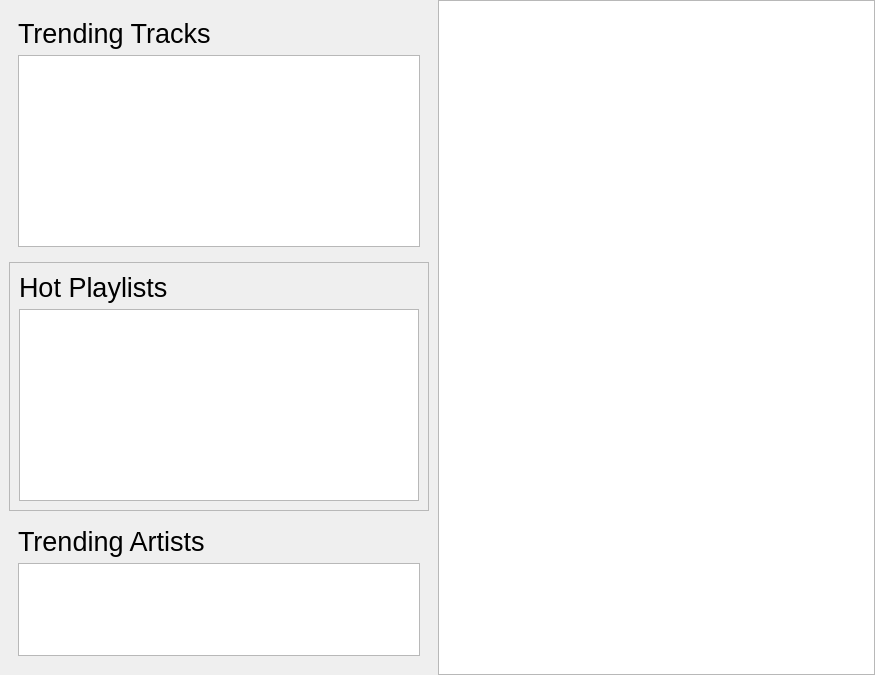
This is src/viewpages/networkactivity/NetworkActivityWidget.ui in tomahawk-player/tomahawk as Qt 5 draws it before an edit. The edited form follows.
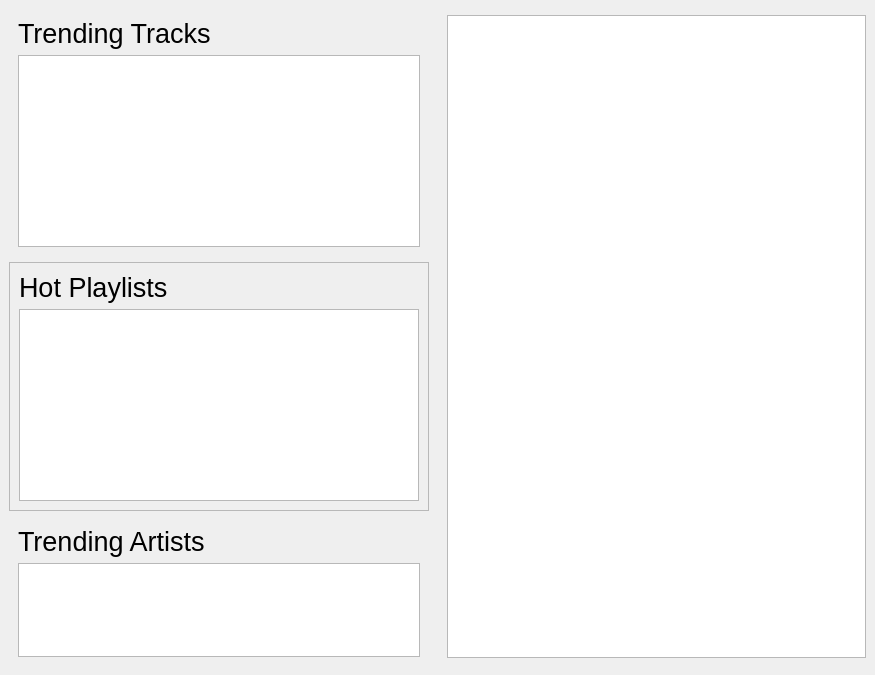
This is the edited form. Custom widgets are drawn as their Qt base class.

Commit message: * Started fixing NetworkActivityWidget's ui layout a bit.

Diff of the .ui file:
```diff
--- a/src/viewpages/networkactivity/NetworkActivityWidget.ui
+++ b/src/viewpages/networkactivity/NetworkActivityWidget.ui
@@ -135,7 +135,7 @@
         <property name="sizeHint" stdset="0">
          <size>
           <width>20</width>
-          <height>100</height>
+          <height>8</height>
          </size>
         </property>
        </spacer>
@@ -145,20 +145,16 @@
    </item>
    <item>
     <widget class="QFrame" name="chartsFrame">
-     <layout class="QVBoxLayout" name="verticalLayout_2">
-      <property name="spacing">
-       <number>0</number>
-      </property>
-      <property name="margin">
-       <number>0</number>
-      </property>
+     <layout class="QHBoxLayout" name="horizontalLayout">
+      <item>
+       <layout class="QVBoxLayout" name="verticalLayout_2" stretch="0,1,0">
       <item>
        <widget class="Tomahawk::Breadcrumb" name="breadCrumbLeft" native="true"/>
       </item>
       <item>
        <widget class="PlaylistView" name="tracksViewLeft">
         <property name="sizePolicy">
-         <sizepolicy hsizetype="Expanding" vsizetype="MinimumExpanding">
+           <sizepolicy hsizetype="Expanding" vsizetype="Expanding">
           <horstretch>0</horstretch>
           <verstretch>0</verstretch>
          </sizepolicy>
@@ -170,6 +166,21 @@
          </size>
         </property>
        </widget>
+        </item>
+        <item>
+         <spacer name="verticalSpacer_2">
+          <property name="orientation">
+           <enum>Qt::Vertical</enum>
+          </property>
+          <property name="sizeHint" stdset="0">
+           <size>
+            <width>20</width>
+            <height>8</height>
+           </size>
+          </property>
+         </spacer>
+        </item>
+       </layout>
       </item>
      </layout>
     </widget>
```
Lines whose indentation alone changed are shown as unchanged.
